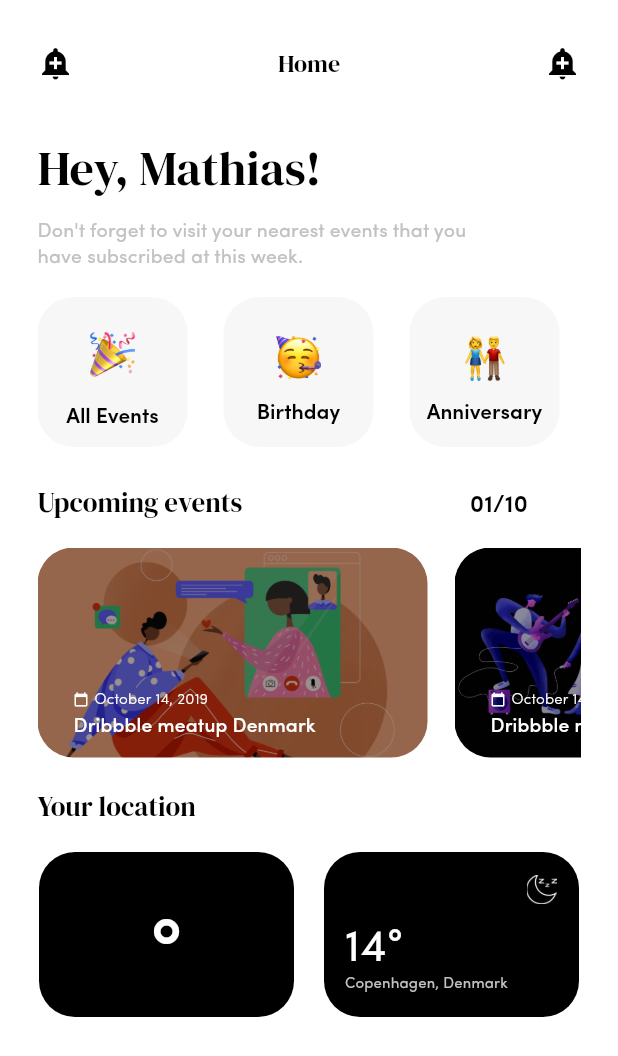
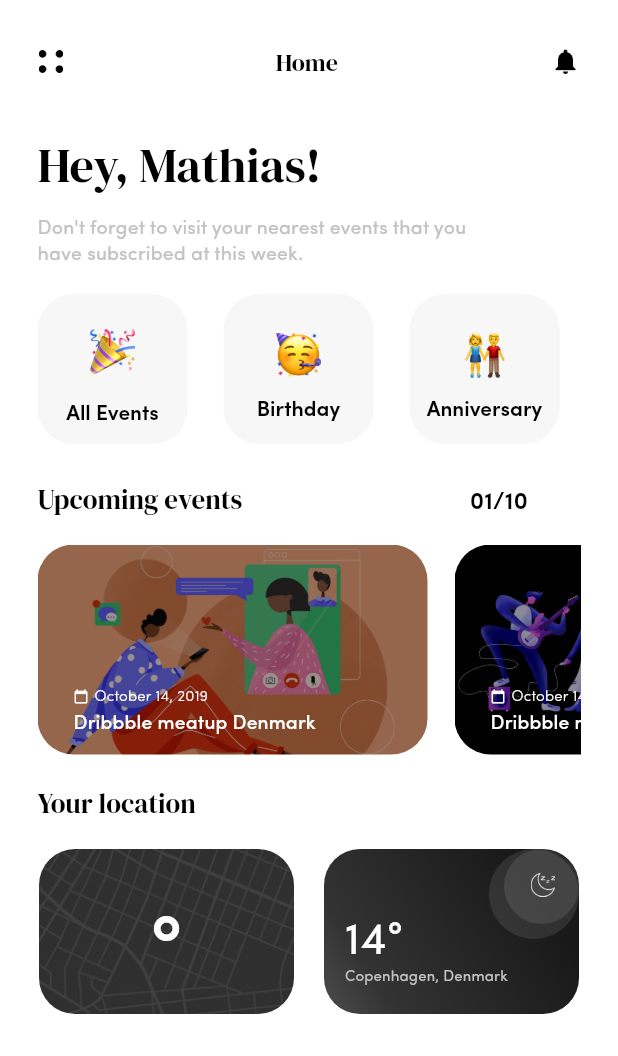
Before and after one commit to masdh/event_management_flutter, a Flutter app: the screen it shows after launch, on a phone screen of 412 x 824 dp. Shown: the top 1056 px of the screen. Run offline on Flutter 3.47's test engine with Material 2 defaults, Android fonts, the phone set to English and light mode, and no system bars; missing offline and left inert: charcode.

Commit message:
Nearly done - circles need a hand still

```diff
--- a/eventapp/lib/ui/screens/home_screen.dart
+++ b/eventapp/lib/ui/screens/home_screen.dart
@@ -25,16 +25,19 @@ class _HomeScreenState extends State<HomeScreen> {
                   mainAxisAlignment: MainAxisAlignment.spaceBetween,
                   crossAxisAlignment: CrossAxisAlignment.center,
                   children: <Widget>[
-                    Icon(
-                      Icons.add_alert,
-                      color: pureBlack,
-                      size: 24.0,
+                    Padding(
+                      padding: const EdgeInsets.only(left: 1.0),
+                      child: Image.asset(
+                        'assets/icons/menu-dotted3.png',
+                        width: 16.0,
+                        fit: BoxFit.fill,
+                      ),
                     ),
                     Text('Home', style: Theme.of(context).textTheme.headline, ),
-                    Icon(
-                      Icons.add_alert,
-                      color: pureBlack,
-                      size: 24.0,
+                    Image.asset(
+                      'assets/icons/notification.png',
+                      width: 20.0,
+                      fit: BoxFit.fill,
                     ),
                   ],
                 ),
@@ -186,7 +189,7 @@ class _HomeScreenState extends State<HomeScreen> {
                           image: DecorationImage(
                             image: AssetImage('assets/img/facetime.png'),
                             fit: BoxFit.cover,
-                            colorFilter: ColorFilter.mode(Colors.black.withOpacity(0.4), BlendMode.darken)
+                            colorFilter: ColorFilter.mode(pureBlack.withOpacity(0.4), BlendMode.darken)
                           )
                         ),
                         child: Padding(
@@ -223,7 +226,7 @@ class _HomeScreenState extends State<HomeScreen> {
                           image: DecorationImage(
                             image: AssetImage('assets/img/bandmembers.png'),
                             fit: BoxFit.cover,
-                            colorFilter: ColorFilter.mode(Colors.black.withOpacity(0.4), BlendMode.darken)
+                            colorFilter: ColorFilter.mode(pureBlack.withOpacity(0.4), BlendMode.darken)
                           )
                         ),
                         child: Padding(
@@ -268,7 +271,11 @@ class _HomeScreenState extends State<HomeScreen> {
                           width: 170.0,
                           decoration: BoxDecoration(
                           borderRadius: BorderRadius.circular(24.0),
-                            color: pureBlack,
+                          image: DecorationImage(
+                            image: AssetImage('assets/img/map2.png'),
+                            fit: BoxFit.cover,
+                            colorFilter: ColorFilter.mode(pureBlack.withOpacity(0.75), BlendMode.darken),
+                          )
                         ),
                           child: Column(
                             crossAxisAlignment: CrossAxisAlignment.center,
@@ -284,39 +291,62 @@ class _HomeScreenState extends State<HomeScreen> {
                           width: 170.0,
                           decoration: BoxDecoration(
                             borderRadius: BorderRadius.circular(24.0),
-                            color: pureBlack,
+                            gradient: LinearGradient(
+                              begin: Alignment.bottomLeft,
+                              end: Alignment.topRight,
+                              stops: [
+                                0.0,
+                                0.2,
+                                0.8,
+                              ],
+                              colors: [pureBlack.withOpacity(0.7), pureBlack.withOpacity(0.8), pureBlack.withOpacity(0.9)]
+                            )
                           ),
-                          child: Column(
-                            crossAxisAlignment: CrossAxisAlignment.end,
+                          child: Stack(
+                            alignment: AlignmentDirectional.topEnd,
                             children: <Widget>[
+                              Container(
+                                width: 50.0,
+                                height: 50.0,
+                                decoration: BoxDecoration(
+                                  color: lightGrey.withOpacity(0.10),
+                                  borderRadius: BorderRadius.circular(50.0),
+                                ),
+                              ),
+                              Container(
+                                width: 60.0,
+                                height: 60.0,
+                                decoration: BoxDecoration(
+                                  color: lightGrey.withOpacity(0.10),
+                                  borderRadius: BorderRadius.circular(50.0),
+                                ),
+                              ),
                               Padding(
-                                padding: const EdgeInsets.fromLTRB(0.0, 15.0, 15.0, 0.0),
+                                padding: const EdgeInsets.all(16.0),
                                   child: Image.asset(
                                     'assets/icons/moon-white4.png',
-                                  width: 20.0,
+                                    width: 16.0,
                                     fit: BoxFit.fill,
                                   ),
                               ),
-                              Column(
+                              Padding(
+                                padding: const EdgeInsets.fromLTRB(14.0, 0.0, 0.0, 20.0),
+                                child: Column(
+                                  mainAxisAlignment: MainAxisAlignment.end,
                                   crossAxisAlignment: CrossAxisAlignment.start,
                                   children: <Widget>[
-                                  Padding(
-                                    padding: const EdgeInsets.fromLTRB(14.0, 10.0, 0.0, 0.0),
-                                    child: Row(
+                                    Row(
                                       children: <Widget>[
                                         Text('14', style: Theme.of(context).textTheme.display4,),
                                         Text('\u00b0', style: Theme.of(context).textTheme.display4,),
                                       ],
                                     ),
-                                  ),
-                                  Padding(
-                                    padding: const EdgeInsets.fromLTRB(14.0, 0.0, 0.0, 0.0),
-                                    child: Text("Copenhagen, Denmark", style: Theme.of(context).textTheme.overline,),
-                                  ),
+                                    Text("Copenhagen, Denmark", style: Theme.of(context).textTheme.overline,),
                                   ],
                                 )
+                              )
                             ],
-                          ),
+                          )
                         ),
                       ],
                     ),
```
Also changed, not shown: eventapp/assets/icons/menu-dotted3.png (added), eventapp/assets/icons/notification.png (added), eventapp/assets/img/map2.png (added), 1 other file. Lines whose indentation alone changed are shown as unchanged.
